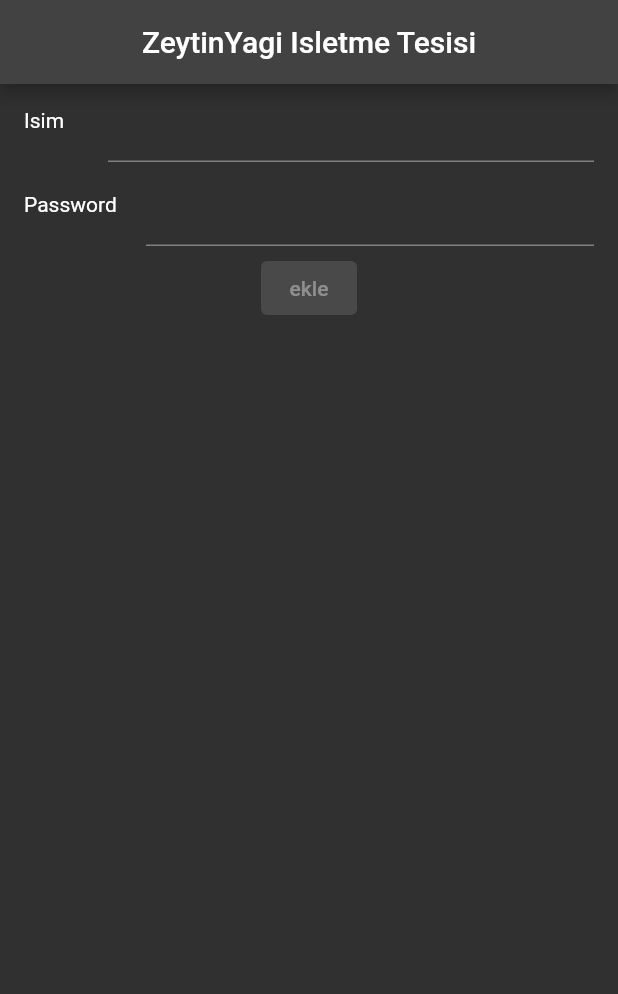
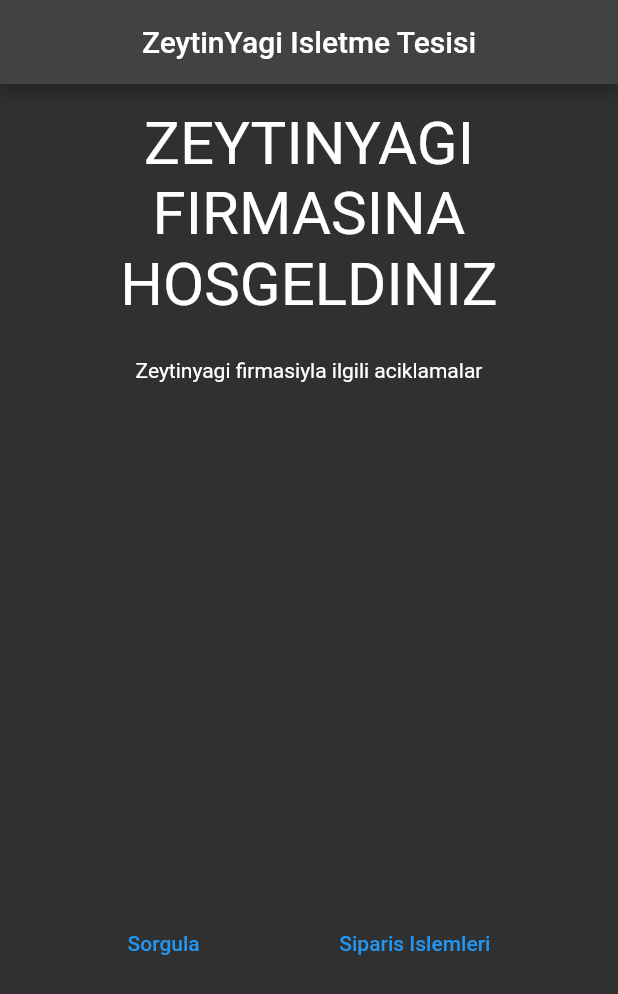
Before and after one commit to jjasminn/OliveCompany, a Flutter app: the screen it shows after launch, on a phone screen of 412 x 824 dp. Shown: the top 994 px of the screen. Run offline on Flutter 3.47's test engine with Material 2 defaults, Android fonts, the phone set to English and light mode, and no system bars; our stand-ins replace animated_bottom_navigation_bar, get; missing offline and left inert: postgres.

Commit message:
this is just a beginning

```diff
--- a/lib/main.dart
+++ b/lib/main.dart
@@ -1,21 +1,22 @@
 import 'package:flutter/material.dart';
+import 'package:get/get.dart';
 
 import 'views/login.dart';
 
 void main() {
-  runApp(const MyApp());
+  runApp(const Home());
 }
 
-class MyApp extends StatelessWidget {
-  const MyApp({super.key});
+class Home extends StatelessWidget {
+  const Home({super.key});
 
   // This widget is the root of your application.
   @override
   Widget build(BuildContext context) {
-    return MaterialApp(
+    return GetMaterialApp(
       title: 'Flutter Demo',
       theme: ThemeData.dark(),
-      home: const Login(),
+      home: Login(),
     );
   }
 }
--- a/lib/views/login.dart
+++ b/lib/views/login.dart
@@ -1,8 +1,13 @@
 import 'package:flutter/material.dart';
 import 'package:flutter/src/widgets/container.dart';
 import 'package:flutter/src/widgets/framework.dart';
+import 'package:get/get.dart';
 import 'package:postgres/postgres.dart';
 import 'package:postgres/postgres.dart';
+import 'package:veritabani_projesi/views/order_information_page.dart';
+import 'package:veritabani_projesi/views/query_page.dart';
+
+import '../view_models/controller.dart';
 import '/database/databaseconnect.dart';
 
 class Login extends StatefulWidget {
@@ -13,32 +18,52 @@ class Login extends StatefulWidget {
 }
 
 class _LoginState extends State<Login> {
+  final Controller _controller = Get.put(Controller());
+
   @override
-  TextEditingController Ncontroller = TextEditingController();
-  TextEditingController Pcontroller = TextEditingController();
+  int _currentlogin = 0;
+
   Widget build(BuildContext context) {
-    //Database db = Database(); Database islemleri devam edecek
+    Database db = Database(); //Database islemleri devam edecek
 
-    //db.ConnectToDatabase();
+    db.ConnectToDatabase();
+
     return Scaffold(
       appBar: AppBar(
         centerTitle: true,
         title: Text("ZeytinYagi Isletme Tesisi"),
       ),
       body: Column(children: [
-        ListTile(
-          leading: Text("Isim "),
-          title: TextField(
-            controller: Ncontroller,
+        Padding(
+          padding: const EdgeInsets.all(16.0),
+          child: Text(
+            "ZEYTINYAGI FIRMASINA HOSGELDINIZ",
+            textAlign: TextAlign.center,
+            style: TextStyle(fontSize: 40),
           ),
         ),
-        ListTile(
-          leading: Text("Password "),
-          title: TextField(
-            controller: Pcontroller,
-          ),
+        SizedBox(
+          height: 10,
         ),
-        ElevatedButton(onPressed: null, child: Text("ekle"))
+        Text("Zeytinyagi firmasiyla ilgili aciklamalar"),
+        SizedBox(
+          height: 350,
+        ),
+        Row(
+          mainAxisAlignment: MainAxisAlignment.spaceEvenly,
+          children: [
+            TextButton(
+                onPressed: () {
+                  Get.to(Query(), arguments: [db]);
+                },
+                child: Text("Sorgula")),
+            TextButton(
+                onPressed: () {
+                  Get.to(OrderInformation());
+                },
+                child: Text("Siparis Islemleri"))
+          ],
+        )
       ]),
     );
   }
--- a/pubspec.yaml
+++ b/pubspec.yaml
@@ -38,6 +38,7 @@ dependencies:
   cupertino_icons: ^1.0.2
   get: ^4.6.5
   postgres: ^2.5.2
+  animated_bottom_navigation_bar: ^1.1.0+1
 
 dev_dependencies:
   flutter_test:
```
Also changed, not shown: lib/company/company.dart (added, +8 -0 lines), lib/database/databaseconnect.dart (+44 -0 lines), lib/views/order_information_page.dart (added, +56 -0 lines), lib/views/order_informations/add_order.dart (added, +61 -0 lines), lib/views/order_informations/change_order.dart (added, +19 -0 lines), lib/views/order_informations/delete_order.dart (added, +19 -0 lines), lib/views/query_page.dart (added, +17 -0 lines), pubspec.lock, 2 other files.
